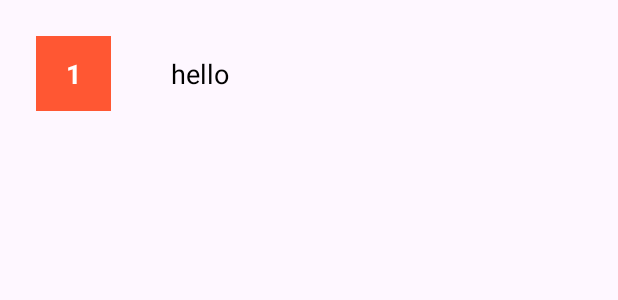
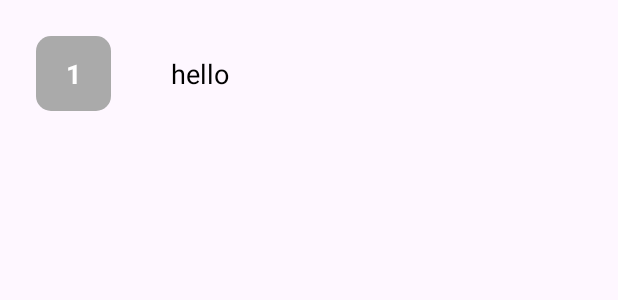
Before and after one commit to Kkaiyuanwg/Elbus, an Android app: the layout line_item.xml on its own in the app's theme, with its tools: preview values and no code run, on a phone screen of 412 x 824 dp. Shown: the top 300 px of the screen. Run offline under Robolectric (Android 15) with nearby library versions, the phone set to English and light mode, and no system bars; Roboto replaces fonts that are not available here.

Commit message:
(wip) adding line list

```diff
--- /dev/null
+++ b/app/src/main/res/drawable/rounded_bg.xml
@@ -0,0 +1,6 @@
+<?xml version="1.0" encoding="utf-8"?>
+<shape xmlns:android="http://schemas.android.com/apk/res/android">
+
+    <solid android:color="#aaa" />
+    <corners android:radius="10dp" />
+</shape>
--- a/app/src/main/res/layout/line_item.xml
+++ b/app/src/main/res/layout/line_item.xml
@@ -15,7 +15,7 @@
         android:layout_marginTop="8dp"
         android:layout_marginEnd="48dp"
         android:layout_marginBottom="8dp"
-        android:background="#FF5733"
+        android:background="@drawable/rounded_bg"
         android:gravity="center"
         android:text="1"
         android:textColor="#FFFFFF"
```
